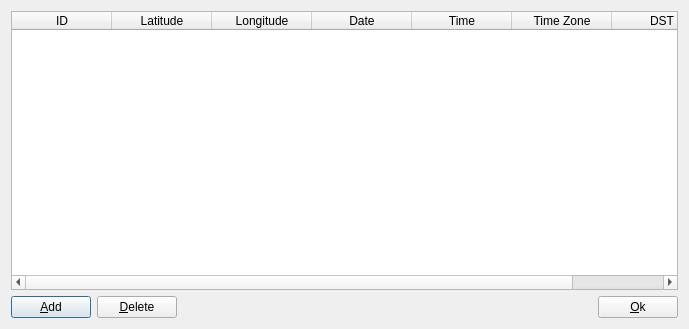
First picture: the form in src/EditLocationDlg.ui, repository codymj/SolarCalculator, before the edit.
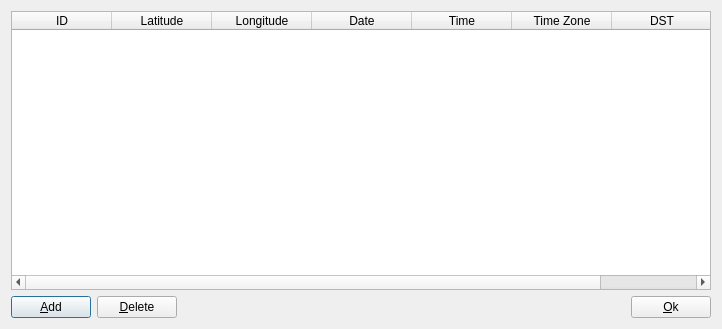
Second picture: the form after the edit.

The edit to the form file:
```diff
--- a/src/EditLocationDlg.ui
+++ b/src/EditLocationDlg.ui
@@ -6,7 +6,7 @@
    <rect>
     <x>0</x>
     <y>0</y>
-    <width>689</width>
+    <width>722</width>
     <height>329</height>
    </rect>
   </property>
@@ -33,6 +33,9 @@
        <attribute name="horizontalHeaderCascadingSectionResizes">
         <bool>false</bool>
        </attribute>
+       <attribute name="horizontalHeaderDefaultSectionSize">
+        <number>100</number>
+       </attribute>
        <attribute name="horizontalHeaderHighlightSections">
         <bool>true</bool>
        </attribute>
@@ -46,7 +49,7 @@
         <bool>false</bool>
        </attribute>
        <attribute name="verticalHeaderVisible">
-        <bool>false</bool>
+        <bool>true</bool>
        </attribute>
        <attribute name="verticalHeaderCascadingSectionResizes">
         <bool>false</bool>
```
Left out of the diff: 8 changed lines with no effect on the pictures.
